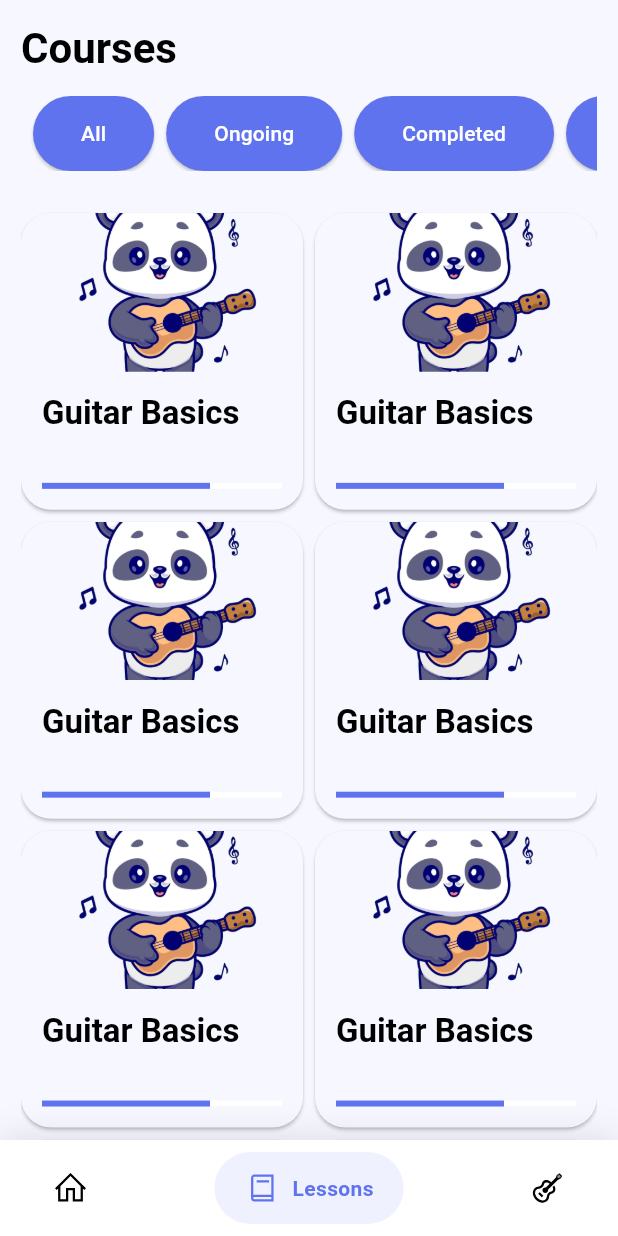
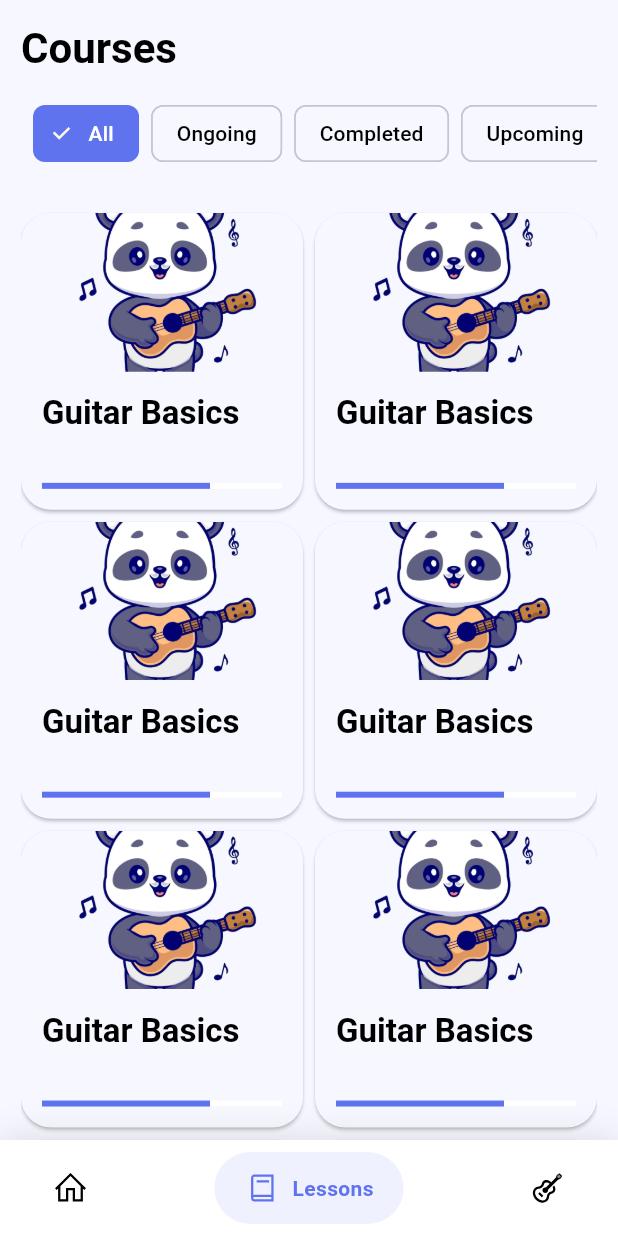
Before and after one commit to titoo-dev/guitarist_academy, a Flutter app: the HomeView screen opened by its route, item 2 of the bottom bar chosen, on a phone screen of 412 x 824 dp. Run offline on Flutter 3.47's test engine with Material 3 defaults, Android fonts, the phone set to English and light mode, and no system bars; drawn by our look-alikes of google_nav_bar; our stand-ins replace get, line_icons, lottie; statements that could not run were skipped.

Commit message:
Add category selection to CourseFilterPanel; refactor to use GetX for state management

```diff
--- a/lib/app/modules/home/controllers/home_controller.dart
+++ b/lib/app/modules/home/controllers/home_controller.dart
@@ -2,6 +2,9 @@ import 'package:flutter/material.dart';
 import 'package:get/get.dart';
 
 class HomeController extends GetxController {
+  // selected category
+  final selectedCategory = 'All'.obs;
+
   // current index
   final currentIndex = 0.obs;
 
@@ -13,4 +16,8 @@ class HomeController extends GetxController {
     navigatorKey.currentState?.pushReplacementNamed('$index');
     currentIndex.value = index;
   }
+
+  void selectCategory(String category) {
+    selectedCategory.value = category;
+  }
 }
--- a/lib/app/modules/home/views/home_view.dart
+++ b/lib/app/modules/home/views/home_view.dart
@@ -358,38 +358,41 @@ class CourseList extends StatelessWidget {
   }
 }
 
-class CourseFilterPanel extends StatelessWidget {
+class CourseFilterPanel extends GetView<HomeController> {
   const CourseFilterPanel({super.key});
 
   @override
   Widget build(BuildContext context) {
-    // enable to filter courses by category ['all', ongoing', 'completed', 'upcoming']
     return SizedBox(
       height: 50,
-      child: ListView(
+      child: GetX<HomeController>(builder: (state) {
+        return ListView(
           scrollDirection: Axis.horizontal,
           children: [
             for (final category in ['All', 'Ongoing', 'Completed', 'Upcoming'])
               Padding(
                 padding: const EdgeInsets.only(left: 8.0),
-              child: ElevatedButton(
-                style: ElevatedButton.styleFrom(
-                  padding: EdgeInsets.symmetric(horizontal: 32),
-                  backgroundColor: Theme.of(context).colorScheme.primary,
-                  shape: RoundedRectangleBorder(
-                    borderRadius: BorderRadius.circular(50),
+                child: ChoiceChip(
+                  label: Text(
+                    category,
+                    style: TextStyle(
+                      color: state.selectedCategory.value == category
+                          ? Theme.of(context).colorScheme.onPrimary
+                          : Theme.of(context).colorScheme.onSurface,
                     ),
                   ),
-                onPressed: () {},
-                child: Text(
-                  category,
-                  style:
-                      TextStyle(color: Theme.of(context).colorScheme.onPrimary),
-                ),
+                  selected: state.selectedCategory.value == category,
+                  selectedColor: Theme.of(context).colorScheme.primary,
+                  onSelected: (bool selected) {
+                    if (selected) {
+                      controller.selectCategory(category);
+                    }
+                  },
                 ),
               ),
           ],
-      ),
+        );
+      }),
     );
   }
 }
```
Lines whose indentation alone changed are shown as unchanged.
